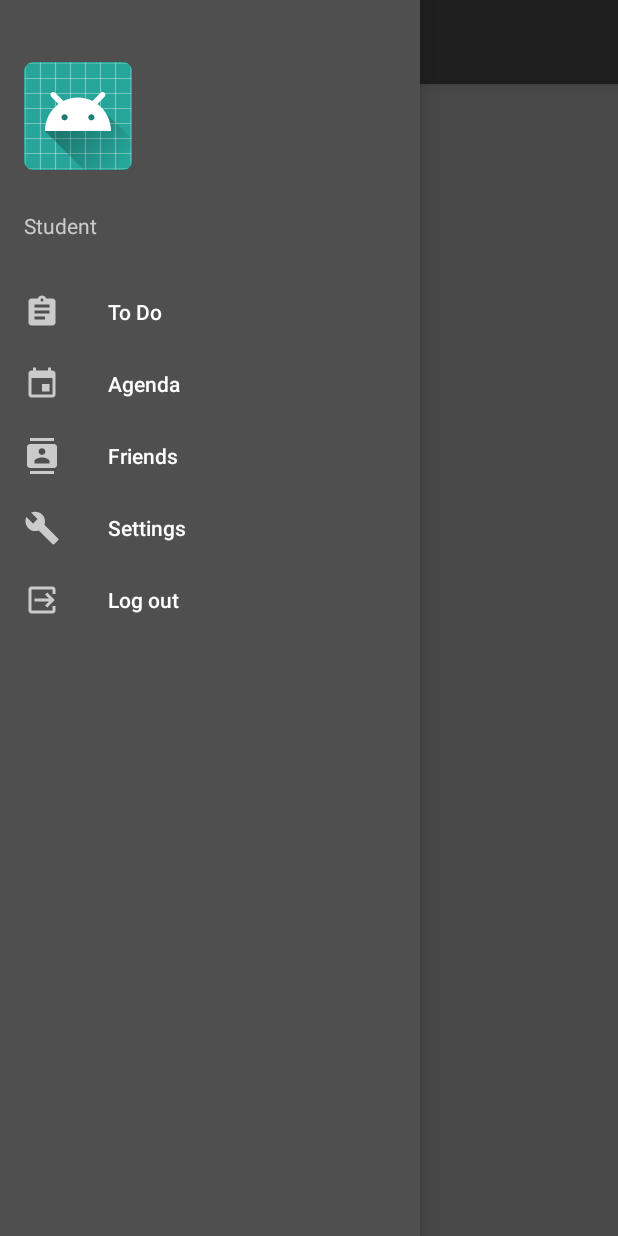
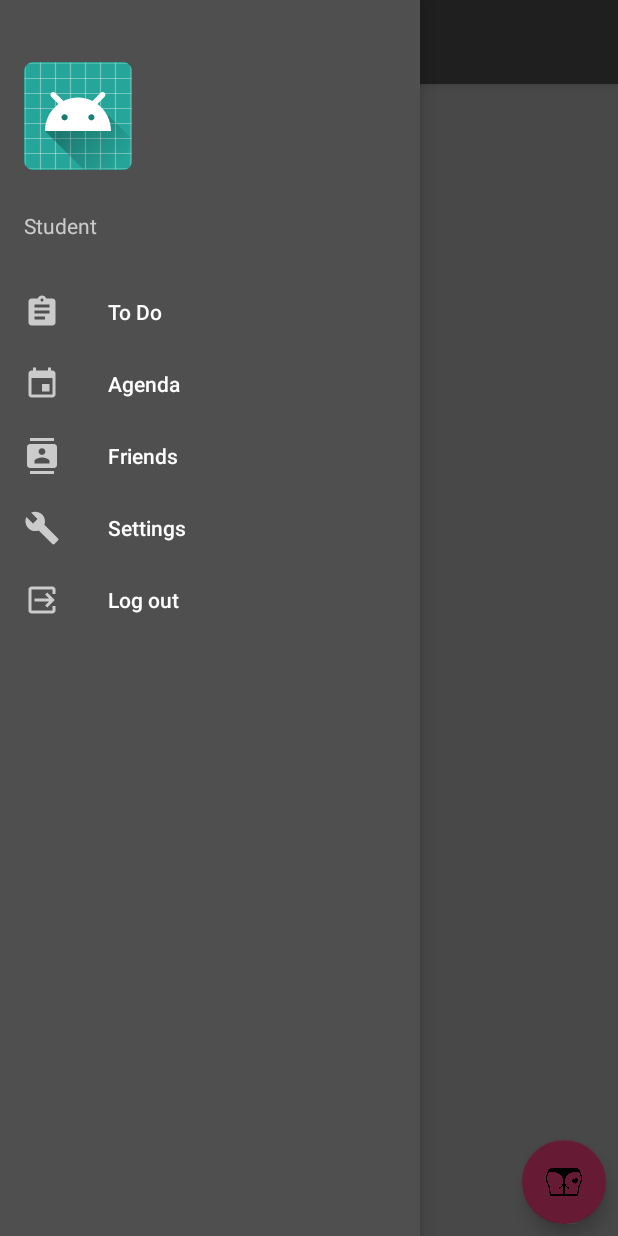
Before and after one commit to StevenW1999/project-4, an Android app: the MainMenu screen opened directly, with no data from a screen before it, with the side drawer open, on a phone screen of 412 x 824 dp. Run offline under Robolectric (Android 15) with nearby library versions, the phone set to English and light mode, and no system bars.

Commit message:
:hammer:

```diff
--- a/app/src/main/java/net/azurewebsites/ashittyscheduler/ass/Agenda.java
+++ b/app/src/main/java/net/azurewebsites/ashittyscheduler/ass/Agenda.java
@@ -1,10 +1,13 @@
 package net.azurewebsites.ashittyscheduler.ass;
 
 import android.content.Context;
+import android.content.DialogInterface;
 import android.content.Intent;
 import android.support.annotation.NonNull;
+import android.support.v7.app.AlertDialog;
 import android.support.v7.app.AppCompatActivity;
 import android.os.Bundle;
+import android.util.Log;
 import android.view.View;
 import android.widget.ArrayAdapter;
 import android.widget.Button;
--- a/app/src/main/java/net/azurewebsites/ashittyscheduler/ass/ApplicationConstants.java
+++ b/app/src/main/java/net/azurewebsites/ashittyscheduler/ass/ApplicationConstants.java
@@ -1,4 +1,10 @@
 package net.azurewebsites.ashittyscheduler.ass;
+
+import android.app.Activity;
+import android.content.Context;
+import android.content.DialogInterface;
+import android.content.Intent;
+import android.support.v7.app.AlertDialog;
 
 public final class ApplicationConstants {
 
@@ -9,4 +15,27 @@ public final class ApplicationConstants {
     public static final String LOG_IMPORTANT = "IMPORTANT";
     public static final String LOG_NORMAL = "NORMAL";
 
+
+    // i know this doesnt belong here... SHUT UP
+    public static void tokenCheck(final Context context, final Activity activity) {
+        String token = context.getSharedPreferences(ApplicationConstants.PREFERENCES,Context.MODE_PRIVATE).getString("Token", null);
+        if(token == null || token.equals("")){
+            final AlertDialog.Builder messageBox = new AlertDialog.Builder(context);
+            messageBox.setTitle("You are not logged in!");
+            messageBox.setMessage("Please log back in.");
+            messageBox.setCancelable(false);
+            messageBox.setNeutralButton("OK" ,new DialogInterface.OnClickListener() {
+                public void onClick(DialogInterface dialog, int id) {
+
+                    Intent intent = new Intent(context, LoginActivity.class);
+                    intent.addFlags(Intent.FLAG_ACTIVITY_CLEAR_TOP | Intent.FLAG_ACTIVITY_NEW_TASK);
+                    context.startActivity(intent);
+
+                    activity.finish();
+                }
+            });
+            messageBox.show();
+        }
+    }
+
 }
--- a/app/src/main/java/net/azurewebsites/ashittyscheduler/ass/MainMenu.java
+++ b/app/src/main/java/net/azurewebsites/ashittyscheduler/ass/MainMenu.java
@@ -92,6 +92,14 @@ public class MainMenu extends AppCompatActivity
     private ArrayList<String> messageIdNotificationsList;
 
     @Override
+    protected void onResume() {
+        super.onResume();
+
+        // CHECK IF TOKEN IS VALID
+        ApplicationConstants.tokenCheck(this, this);
+    }
+
+    @Override
     protected void onCreate(Bundle savedInstanceState) {
         super.onCreate(savedInstanceState);
 
@@ -113,6 +121,15 @@ public class MainMenu extends AppCompatActivity
         SetUpNotificationManager();
         SetUpNotificationThread();
         UnreadMessageNotification();
+
+        // START IN TODO SCREEN
+        getSupportActionBar().setTitle("To Do");
+        // Replace the framelayout with the overview fragment
+        getFragmentManager()
+                .beginTransaction()
+                .replace(R.id.frameLayout, new OverviewFragment())
+                .commit();
+
     }
 
     /**
@@ -363,10 +380,10 @@ public class MainMenu extends AppCompatActivity
         return true;
     }
 
-
     @SuppressWarnings("StatementWithEmptyBody")
     @Override
     public boolean onNavigationItemSelected(MenuItem item) {
+
         // Handle navigation view item clicks here.
         int id = item.getItemId();
 
@@ -456,6 +473,7 @@ public class MainMenu extends AppCompatActivity
                         i.addFlags(Intent.FLAG_ACTIVITY_CLEAR_TOP);
                         MainMenu.this.notificationThreadHandler.removeCallbacksAndMessages(null);
                         startActivity(i);
+                        finish();
                     }
                 });
 
--- a/app/src/main/java/net/azurewebsites/ashittyscheduler/ass/RegisterActivity.java
+++ b/app/src/main/java/net/azurewebsites/ashittyscheduler/ass/RegisterActivity.java
@@ -132,7 +132,6 @@ public class RegisterActivity extends AppCompatActivity {
 
                 if (code == HttpStatusCode.OK.getCode()) {
                     Toast.makeText(getApplicationContext(), "Account created.", Toast.LENGTH_SHORT).show();
-                    LoadNewPage(LoginActivity.class);
                     finish();
                 } else if (code == HttpStatusCode.BAD_REQUEST.getCode()) {
                     Toast.makeText(getApplicationContext(), httpResponse.getMessage(), Toast.LENGTH_SHORT).show();
```
Also changed, not shown: app/src/main/java/net/azurewebsites/ashittyscheduler/ass/FriendsActivity.java (+21 -17 lines), app/src/main/java/net/azurewebsites/ashittyscheduler/ass/LoginActivity.java (+19 -0 lines), app/src/main/java/net/azurewebsites/ashittyscheduler/ass/Overview/OverviewFragment.java (+27 -0 lines).
